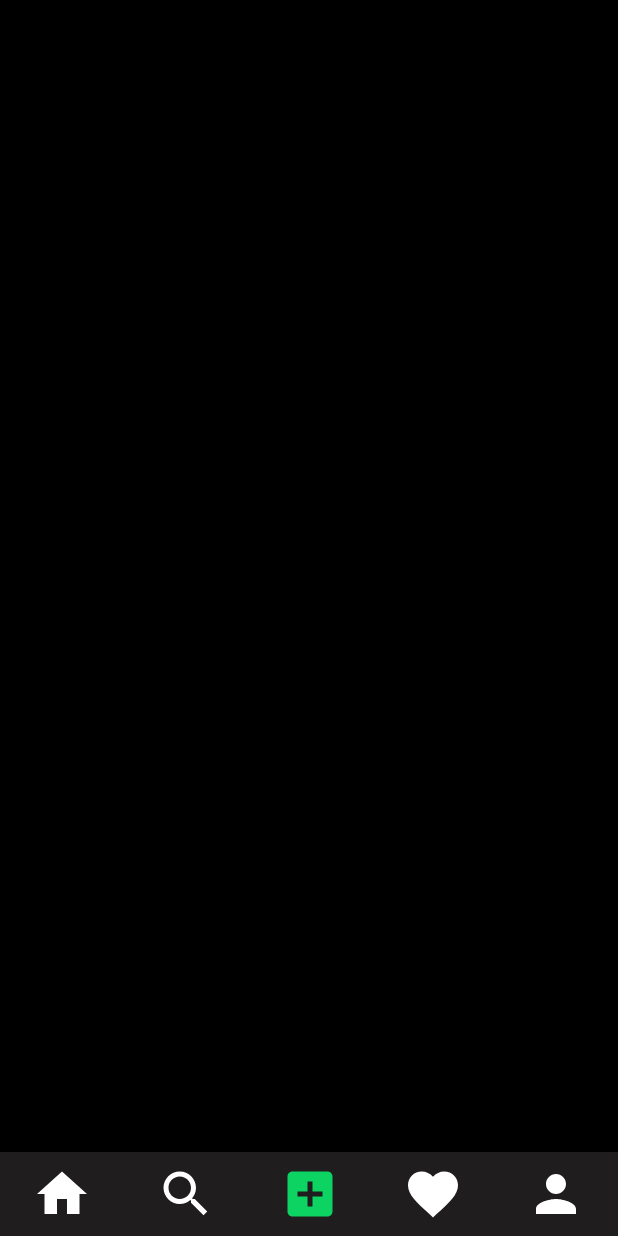
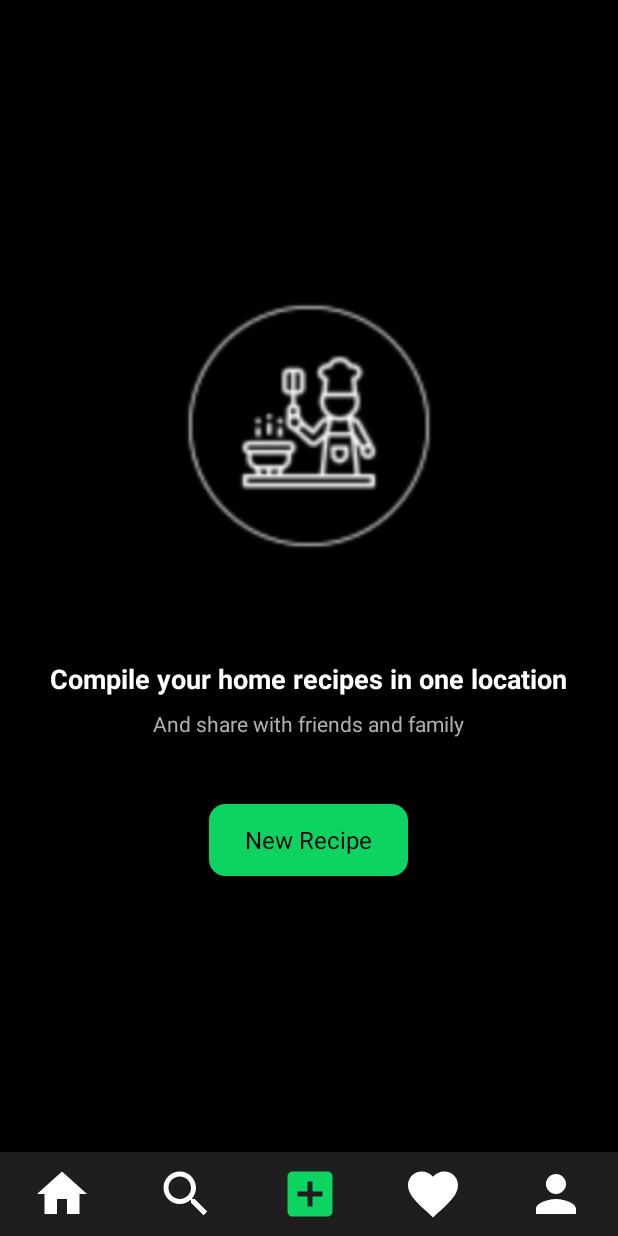
Before and after one commit to sujikaran07/Annaporana_final, an Android app: the HomePage screen opened directly, with no data from a screen before it, item 3 of the bottom bar chosen, on a phone screen of 412 x 824 dp. Run offline under Robolectric (Android 15) with nearby library versions, the phone set to English and light mode, and no system bars.

Commit message:
Update from IM/2021/119

```diff
--- /dev/null
+++ b/app/src/main/java/com/example/recipeapp/AddFragment.java
@@ -0,0 +1,64 @@
+package com.example.recipeapp;
+
+import android.os.Bundle;
+
+import androidx.fragment.app.Fragment;
+
+import android.view.LayoutInflater;
+import android.view.View;
+import android.view.ViewGroup;
+
+/**
+ * A simple {@link Fragment} subclass.
+ * Use the {@link AddFragment#newInstance} factory method to
+ * create an instance of this fragment.
+ */
+public class AddFragment extends Fragment {
+
+    // TODO: Rename parameter arguments, choose names that match
+    // the fragment initialization parameters, e.g. ARG_ITEM_NUMBER
+    private static final String ARG_PARAM1 = "param1";
+    private static final String ARG_PARAM2 = "param2";
+
+    // TODO: Rename and change types of parameters
+    private String mParam1;
+    private String mParam2;
+
+    public AddFragment() {
+        // Required empty public constructor
+    }
+
+    /**
+     * Use this factory method to create a new instance of
+     * this fragment using the provided parameters.
+     *
+     * @param param1 Parameter 1.
+     * @param param2 Parameter 2.
+     * @return A new instance of fragment AddFragment.
+     */
+    // TODO: Rename and change types and number of parameters
+    public static AddFragment newInstance(String param1, String param2) {
+        AddFragment fragment = new AddFragment();
+        Bundle args = new Bundle();
+        args.putString(ARG_PARAM1, param1);
+        args.putString(ARG_PARAM2, param2);
+        fragment.setArguments(args);
+        return fragment;
+    }
+
+    @Override
+    public void onCreate(Bundle savedInstanceState) {
+        super.onCreate(savedInstanceState);
+        if (getArguments() != null) {
+            mParam1 = getArguments().getString(ARG_PARAM1);
+            mParam2 = getArguments().getString(ARG_PARAM2);
+        }
+    }
+
+    @Override
+    public View onCreateView(LayoutInflater inflater, ViewGroup container,
+                             Bundle savedInstanceState) {
+        // Inflate the layout for this fragment
+        return inflater.inflate(R.layout.fragment_add, container, false);
+    }
+}
--- /dev/null
+++ b/app/src/main/java/com/example/recipeapp/HomeFragment.java
@@ -0,0 +1,64 @@
+package com.example.recipeapp;
+
+import android.os.Bundle;
+
+import androidx.fragment.app.Fragment;
+
+import android.view.LayoutInflater;
+import android.view.View;
+import android.view.ViewGroup;
+
+/**
+ * A simple {@link Fragment} subclass.
+ * Use the {@link HomeFragment#newInstance} factory method to
+ * create an instance of this fragment.
+ */
+public class HomeFragment extends Fragment {
+
+    // TODO: Rename parameter arguments, choose names that match
+    // the fragment initialization parameters, e.g. ARG_ITEM_NUMBER
+    private static final String ARG_PARAM1 = "param1";
+    private static final String ARG_PARAM2 = "param2";
+
+    // TODO: Rename and change types of parameters
+    private String mParam1;
+    private String mParam2;
+
+    public HomeFragment() {
+        // Required empty public constructor
+    }
+
+    /**
+     * Use this factory method to create a new instance of
+     * this fragment using the provided parameters.
+     *
+     * @param param1 Parameter 1.
+     * @param param2 Parameter 2.
+     * @return A new instance of fragment HomeFragment.
+     */
+    // TODO: Rename and change types and number of parameters
+    public static HomeFragment newInstance(String param1, String param2) {
+        HomeFragment fragment = new HomeFragment();
+        Bundle args = new Bundle();
+        args.putString(ARG_PARAM1, param1);
+        args.putString(ARG_PARAM2, param2);
+        fragment.setArguments(args);
+        return fragment;
+    }
+
+    @Override
+    public void onCreate(Bundle savedInstanceState) {
+        super.onCreate(savedInstanceState);
+        if (getArguments() != null) {
+            mParam1 = getArguments().getString(ARG_PARAM1);
+            mParam2 = getArguments().getString(ARG_PARAM2);
+        }
+    }
+
+    @Override
+    public View onCreateView(LayoutInflater inflater, ViewGroup container,
+                             Bundle savedInstanceState) {
+        // Inflate the layout for this fragment
+        return inflater.inflate(R.layout.fragment_home, container, false);
+    }
+}
--- a/app/src/main/java/com/example/recipeapp/HomePage.java
+++ b/app/src/main/java/com/example/recipeapp/HomePage.java
@@ -1,9 +1,11 @@
 package com.example.recipeapp;
 
-import android.content.Intent;
 import android.os.Bundle;
 import android.util.Log;
 import androidx.appcompat.app.AppCompatActivity;
+import androidx.fragment.app.Fragment;
+import androidx.fragment.app.FragmentManager;
+import androidx.fragment.app.FragmentTransaction;
 import com.google.android.material.bottomnavigation.BottomNavigationView;
 
 public class HomePage extends AppCompatActivity {
@@ -21,30 +23,50 @@ public class HomePage extends AppCompatActivity {
         // Set item icon tint programmatically using the color selector
         bottomNavigationView.setItemIconTintList(getResources().getColorStateList(R.color.nav_item_selector));
 
-        // Handle bottom navigation item selection
+        // Set default fragment to Home fragment when the app starts
+        if (savedInstanceState == null) {
+            loadFragment(new HomeFragment());  // Load Home Fragment by default
+        }
+
+        // Handle bottom navigation item selection with if-else statements
         bottomNavigationView.setOnItemSelectedListener(item -> {
             int id = item.getItemId();
             Log.d(TAG, "Menu item selected: " + id);  // Log the selected item
 
-            // Launch the appropriate activity based on the clicked item
+            Fragment selectedFragment = null;
+
+            // Use if-else instead of switch to avoid constant expression error
             if (id == R.id.home) {
                 Log.d(TAG, "Home button clicked");
-                startActivity(new Intent(HomePage.this, PageHome.class));  // Reload HomePage
+                selectedFragment = new HomeFragment();
             } else if (id == R.id.search) {
                 Log.d(TAG, "Search button clicked");
-                startActivity(new Intent(HomePage.this,PageSearch.class));
+                selectedFragment = new SearchFragment();
             } else if (id == R.id.add) {
                 Log.d(TAG, "Add button clicked");
-                startActivity(new Intent(HomePage.this, PageAdd.class));  // Launch AddActivity
+                selectedFragment = new AddFragment();
             } else if (id == R.id.fav) {
                 Log.d(TAG, "Favorites button clicked");
-                startActivity(new Intent(HomePage.this, PageFavourite.class));  // Launch FavoriteActivity
+                selectedFragment = new NotificationFragment();
             } else if (id == R.id.profile) {
                 Log.d(TAG, "Profile button clicked");
-                startActivity(new Intent(HomePage.this, PageProfile.class));  // Launch ProfileActivity
+                selectedFragment = new ProfileFragment();
+            }
+
+            if (selectedFragment != null) {
+                loadFragment(selectedFragment);  // Load the selected fragment
             }
 
             return true;
         });
     }
+
+    // Helper method to load fragments
+    private void loadFragment(Fragment fragment) {
+        FragmentManager fragmentManager = getSupportFragmentManager();
+        FragmentTransaction transaction = fragmentManager.beginTransaction();
+        transaction.replace(R.id.frame_layout, fragment);  // Replace the container with the new fragment
+        transaction.addToBackStack(null);  // Optional: if you want to add the transaction to the backstack
+        transaction.commit();
+    }
 }
--- a/app/src/main/res/layout/page_add.xml
+++ b/app/src/main/res/layout/fragment_add.xml
@@ -46,7 +46,7 @@
         android:background="@drawable/btn_10"
         style="@style/CustomButtonStyle2"
         android:textSize="16sp"
-        android:textColor="#FFFFFF"
+        android:textColor="@color/black"
         android:layout_marginTop="24dp" />
 
 </LinearLayout>
--- a/app/src/main/res/layout/page_favourite.xml
+++ b/app/src/main/res/layout/fragment_notification.xml
@@ -40,7 +40,8 @@
     <androidx.recyclerview.widget.RecyclerView
         android:id="@+id/notificationRecyclerView"
         android:layout_width="match_parent"
-        android:layout_height="wrap_content"
+        android:layout_height="0dp"
+        android:layout_weight="1"
         android:layout_margin="16dp" />
 
 </LinearLayout>
--- a/app/src/main/res/layout/page_profile.xml
+++ b/app/src/main/res/layout/fragment_profile.xml
@@ -127,6 +127,7 @@
             android:layout_width="wrap_content"
             android:layout_height="wrap_content"
             android:textAllCaps="false"
+            android:backgroundTint="@color/black"
             android:textSize="13dp"
             android:text="Saved Recipes"
             android:textColor="#FFFFFF" />
--- a/app/src/main/res/layout/home_page.xml
+++ b/app/src/main/res/layout/home_page.xml
@@ -8,23 +8,30 @@
     tools:context=".HomePage"
     android:background="@color/black">
 
+    <!-- RelativeLayout to hold the fragments and BottomNavigationView -->
+    <RelativeLayout
+        android:layout_width="match_parent"
+        android:layout_height="match_parent">
+
         <!-- FrameLayout to hold dynamic content (fragments) -->
         <FrameLayout
             android:id="@+id/frame_layout"
             android:layout_width="match_parent"
             android:layout_height="match_parent"
-        android:padding="16dp" />
+            android:layout_above="@id/bottomNavigationView" /> <!-- Ensure it's above the navigation bar -->
 
         <!-- BottomNavigationView with 5 icons, no labels, and 40dp icon size -->
         <com.google.android.material.bottomnavigation.BottomNavigationView
             android:id="@+id/bottomNavigationView"
             android:layout_width="match_parent"
             android:layout_height="wrap_content"
-        android:layout_gravity="bottom"
+            android:layout_alignParentBottom="true"
             android:background="#1F1D1D"
             app:menu="@menu/bottom_menu"
             app:itemIconTint="@color/white"
             app:itemIconSize="40dp"
             app:labelVisibilityMode="unlabeled" />
 
+    </RelativeLayout>
+
 </androidx.coordinatorlayout.widget.CoordinatorLayout>
--- a/app/src/main/res/values/strings.xml
+++ b/app/src/main/res/values/strings.xml
@@ -12,4 +12,6 @@
     <string name="reset_password">Reset Password</string>
     <string name="welcome_message">Welcome to Recipe App!</string>
     <string name="register_title">Create Your Account</string>
+    <!-- TODO: Remove or change this placeholder text -->
+    <string name="hello_blank_fragment">Hello blank fragment</string>
 </resources>
```
Also changed, not shown: app/src/main/AndroidManifest.xml (+19 -4 lines), app/src/main/java/com/example/recipeapp/NotificationFragment.java (added, +64 -0 lines), app/src/main/java/com/example/recipeapp/ProfileFragment.java (added, +64 -0 lines), app/src/main/java/com/example/recipeapp/SearchFragment.java (added, +64 -0 lines), app/src/main/res/layout/fragment_home.xml (renamed from app/src/main/res/layout/page_home.xml, +19 -10 lines), app/src/main/res/layout/fragment_search.xml (added, +49 -0 lines), app/src/main/res/layout/item_notification.xml (+12 -11 lines), app/src/main/res/layout/page_search.xml (deleted, +0 -65 lines). Lines whose indentation alone changed are shown as unchanged.
